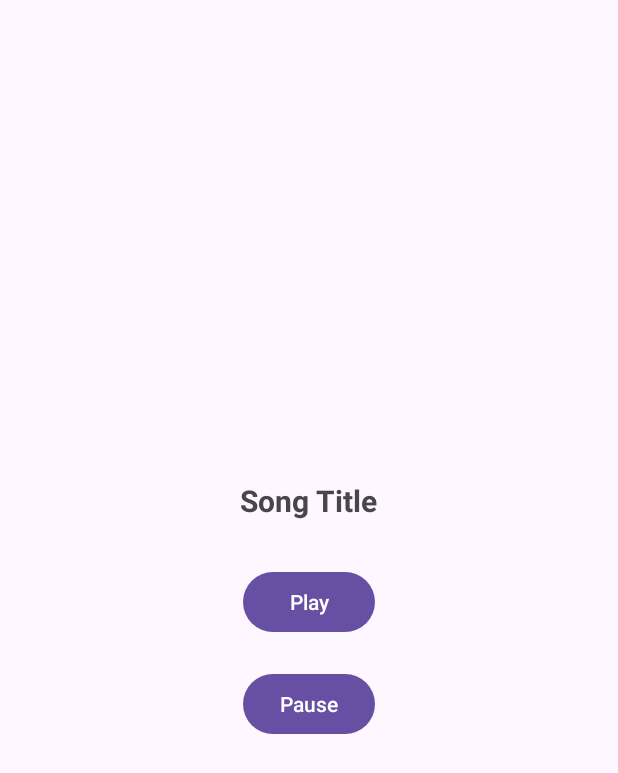
After one commit to Arpan550/AuraFit, an Android app: the MusicActivity screen opened directly, with no data from a screen before it, on a phone screen of 412 x 824 dp. The commit adds this screen. Shown: the top 773 px of the screen. Run offline under Robolectric (Android 15) with nearby library versions, the phone set to English and light mode, and no system bars.

Commit message:
@updated

```diff
--- a/app/src/main/AndroidManifest.xml
+++ b/app/src/main/AndroidManifest.xml
@@ -14,6 +14,9 @@
         android:supportsRtl="true"
         android:theme="@style/Theme.AuraFit"
         tools:targetApi="31">
+        <activity
+            android:name=".MusicActivity"
+            android:exported="false" />
         <activity
             android:name=".drawer.AboutActivity"
             android:exported="false" />
@@ -56,7 +59,7 @@
             android:exported="true" />
         <activity
             android:name=".authentication.LoginActivity"
-            android:exported="true" >
+            android:exported="true">
             <intent-filter>
                 <action android:name="android.intent.action.MAIN" />
 
--- /dev/null
+++ b/app/src/main/java/com/example/aurafit/MusicActivity.kt
@@ -0,0 +1,15 @@
+package com.example.aurafit
+
+import android.os.Bundle
+import androidx.activity.enableEdgeToEdge
+import androidx.appcompat.app.AppCompatActivity
+import androidx.core.view.ViewCompat
+import androidx.core.view.WindowInsetsCompat
+
+class MusicActivity : AppCompatActivity() {
+    override fun onCreate(savedInstanceState: Bundle?) {
+        super.onCreate(savedInstanceState)
+        enableEdgeToEdge()
+        setContentView(R.layout.activity_music)
+    }
+}
--- /dev/null
+++ b/app/src/main/res/layout/activity_music.xml
@@ -0,0 +1,32 @@
+<?xml version="1.0" encoding="utf-8"?>
+<LinearLayout xmlns:android="http://schemas.android.com/apk/res/android"
+    android:layout_width="match_parent"
+    android:layout_height="match_parent"
+    android:orientation="vertical"
+    android:padding="16dp"
+    android:gravity="center">
+
+    <TextView
+        android:id="@+id/songTitle"
+        android:layout_width="wrap_content"
+        android:layout_height="wrap_content"
+        android:text="Song Title"
+        android:textSize="20sp"
+        android:textStyle="bold"
+        android:gravity="center"
+        android:layout_marginBottom="20dp"/>
+
+    <Button
+        android:id="@+id/playButton"
+        android:layout_width="wrap_content"
+        android:layout_height="wrap_content"
+        android:text="Play"
+        android:layout_margin="10dp"/>
+
+    <Button
+        android:id="@+id/pauseButton"
+        android:layout_width="wrap_content"
+        android:layout_height="wrap_content"
+        android:text="Pause"
+        android:layout_margin="10dp"/>
+</LinearLayout>
--- a/app/src/main/res/layout/fragment_physical_health.xml
+++ b/app/src/main/res/layout/fragment_physical_health.xml
@@ -204,6 +204,7 @@
                 app:cardElevation="4dp">
 
                 <LinearLayout
+                    android:id="@+id/music_cont"
                     android:layout_width="match_parent"
                     android:layout_height="wrap_content"
                     android:layout_gravity="center"
```
Also changed, not shown: app/src/main/java/com/example/aurafit/bottom_nav_fragments/PhysicalHealthFragment.kt (+22 -4 lines).
